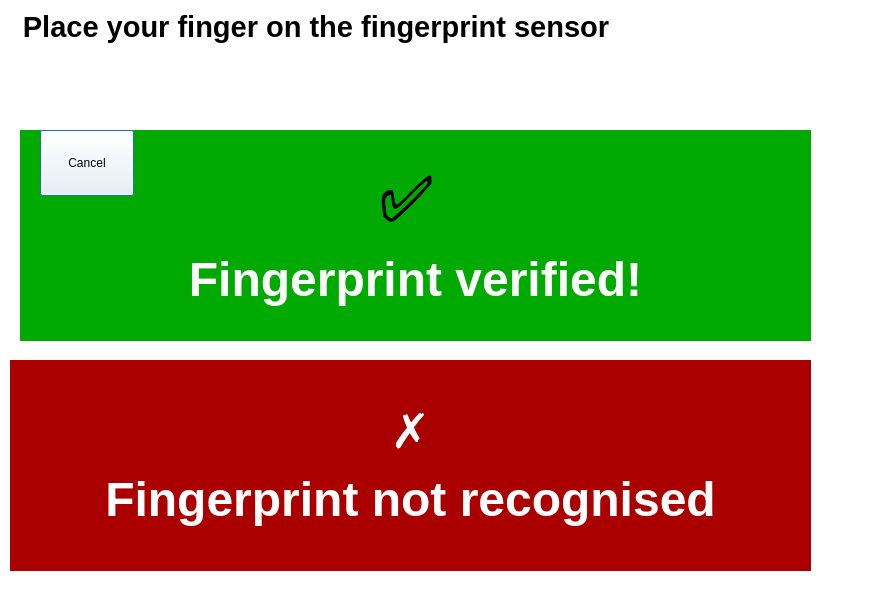
This is finger.ui in arc-bphc/sims-gui as Qt 5 draws it before an edit. The edited form follows.
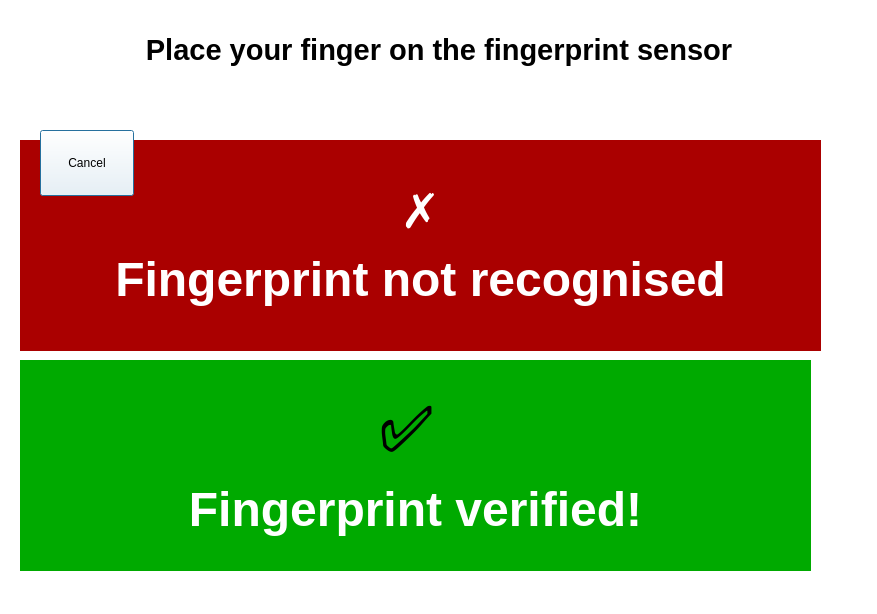
This is the edited form.

The edit to the form file:
```diff
--- a/finger.ui
+++ b/finger.ui
@@ -24,7 +24,7 @@
    <property name="geometry">
     <rect>
      <x>20</x>
-     <y>130</y>
+     <y>360</y>
      <width>791</width>
      <height>211</height>
     </rect>
@@ -39,8 +39,8 @@
   <widget class="QLabel" name="tickLabel_2">
    <property name="geometry">
     <rect>
-     <x>10</x>
-     <y>360</y>
+     <x>20</x>
+     <y>140</y>
      <width>801</width>
      <height>211</height>
     </rect>
@@ -55,8 +55,8 @@
   <widget class="QLabel" name="label">
    <property name="geometry">
     <rect>
-     <x>7</x>
-     <y>7</y>
+     <x>130</x>
+     <y>30</y>
      <width>618</width>
      <height>40</height>
     </rect>
```
